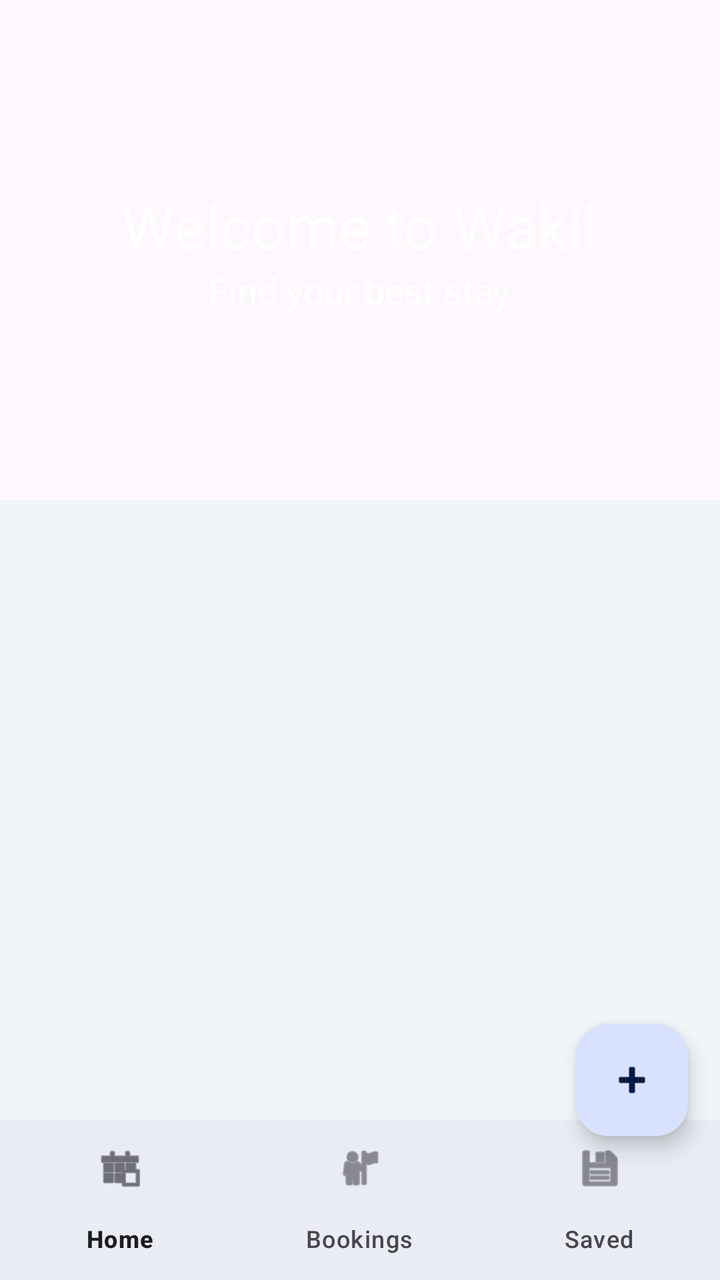
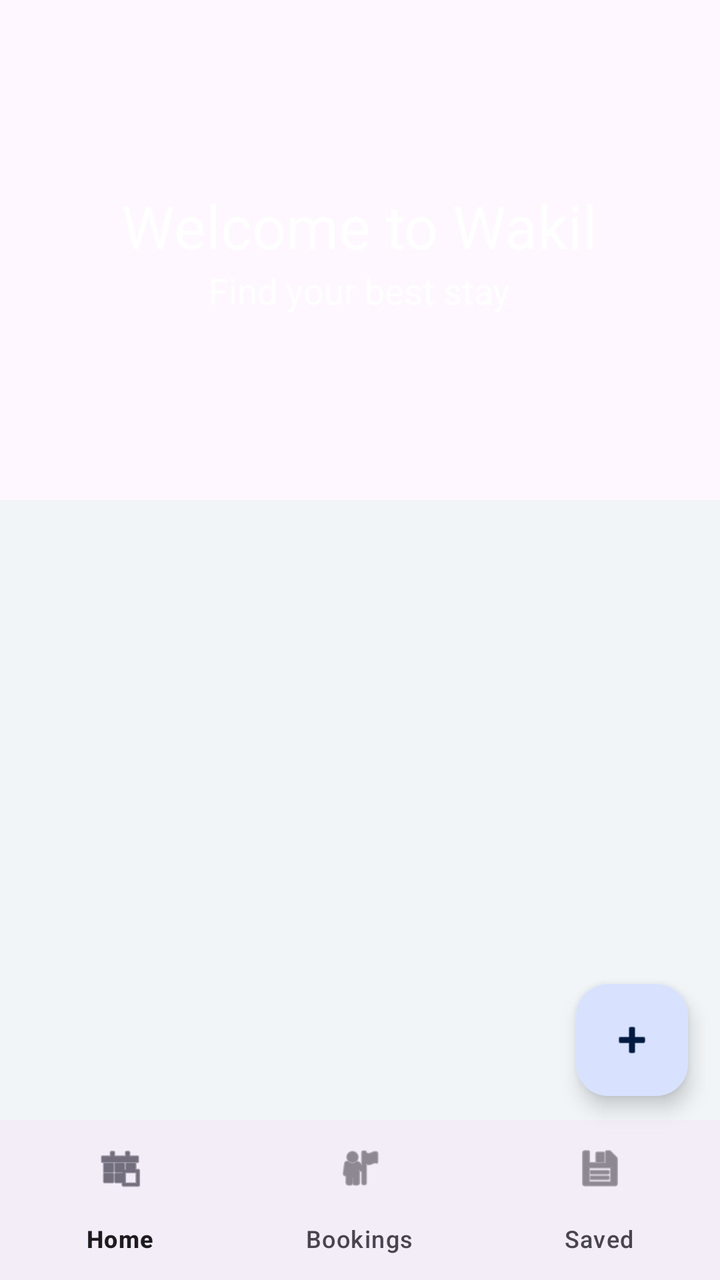

The first picture is an Android layout as it rendered before a commit; the second is the same layout after the commit. The layout source and the unified diff follow.
<!-- AndroidManifest.xml: application theme AppTheme -->
<!-- res/layout/activity_main.xml -->
<?xml version="1.0" encoding="utf-8"?>
<androidx.coordinatorlayout.widget.CoordinatorLayout xmlns:android="http://schemas.android.com/apk/res/android"
    xmlns:app="http://schemas.android.com/apk/res-auto"
    android:id="@+id/main_content"
    android:layout_width="match_parent"
    android:layout_height="match_parent"
    android:background="@android:color/white"
    android:fitsSystemWindows="true">

    <com.google.android.material.appbar.AppBarLayout
        android:id="@+id/appbar"
        android:layout_width="match_parent"
        android:layout_height="@dimen/detail_backdrop_height"
        android:fitsSystemWindows="true"
        android:theme="@style/ThemeOverlay.AppCompat.Dark.ActionBar">

        <com.google.android.material.appbar.CollapsingToolbarLayout
            android:id="@+id/collapsing_toolbar"
            android:layout_width="match_parent"
            android:layout_height="match_parent"
            android:fitsSystemWindows="true"
            app:contentScrim="?attr/colorPrimary"
            app:expandedTitleMarginEnd="64dp"
            app:expandedTitleMarginStart="48dp"
            app:expandedTitleTextAppearance="@android:color/transparent"
            app:layout_scrollFlags="scroll|exitUntilCollapsed">

            <RelativeLayout
                android:layout_width="match_parent"
                android:layout_height="match_parent">

                <ImageView
                    android:id="@+id/backdrop"
                    android:layout_width="match_parent"
                    android:layout_height="match_parent"
                    android:fitsSystemWindows="true"
                    android:scaleType="centerCrop"
                    app:layout_collapseMode="parallax" />

                <LinearLayout
                    android:layout_width="wrap_content"
                    android:layout_height="wrap_content"
                    android:layout_centerInParent="true"
                    android:gravity="center_horizontal"
                    android:orientation="vertical">

                    <TextView
                        android:id="@+id/MyHotels"
                        android:layout_width="wrap_content"
                        android:layout_height="wrap_content"
                        android:text="@string/backdrop_title"
                        android:textColor="@android:color/white"
                        android:textSize="@dimen/backdrop_title" />

                    <TextView
                        android:id="@+id/tv_welcome"
                        android:layout_width="wrap_content"
                        android:layout_height="wrap_content"
                        android:text="@string/backdrop_subtitle"
                        android:textColor="@android:color/white"
                        android:textSize="@dimen/backdrop_subtitle" />

                </LinearLayout>
            </RelativeLayout>

            <androidx.appcompat.widget.Toolbar
                android:id="@+id/toolbar"
                android:layout_width="match_parent"
                android:layout_height="?attr/actionBarSize"
                app:layout_collapseMode="pin"
                app:popupTheme="@style/ThemeOverlay.AppCompat.Light" />

        </com.google.android.material.appbar.CollapsingToolbarLayout>

    </com.google.android.material.appbar.AppBarLayout>

    <include layout="@layout/content_main" />

    <com.google.android.material.floatingactionbutton.FloatingActionButton
        android:id="@+id/fab_add_post"
        android:layout_width="wrap_content"
        android:layout_height="wrap_content"
        android:layout_gravity="bottom|end"
        android:layout_marginEnd="16dp"
        android:layout_marginBottom="72dp"
        app:srcCompat="@android:drawable/ic_input_add" />

    <com.google.android.material.bottomnavigation.BottomNavigationView
        android:id="@+id/bottom_navigation"
        android:layout_width="match_parent"
        android:layout_height="wrap_content"
        android:layout_gravity="bottom"
        android:background="?android:attr/windowBackground"
        app:menu="@menu/bottom_nav_menu" />

</androidx.coordinatorlayout.widget.CoordinatorLayout>
<!-- res/layout/content_main.xml (included above) -->
<?xml version="1.0" encoding="utf-8"?>
<RelativeLayout xmlns:android="http://schemas.android.com/apk/res/android"
    xmlns:app="http://schemas.android.com/apk/res-auto"
    xmlns:tools="http://schemas.android.com/tools"
    android:layout_width="match_parent"
    android:layout_height="match_parent"
    android:background="@color/viewBg"
    android:paddingBottom="56dp"
    app:layout_behavior="@string/appbar_scrolling_view_behavior"
    tools:showIn="@layout/activity_main">

    <androidx.recyclerview.widget.RecyclerView
        android:id="@+id/recycler_view"
        android:layout_width="match_parent"
        android:layout_height="match_parent"
        android:clipToPadding="false"
        android:scrollbars="vertical" />

</RelativeLayout>
<!-- resources referenced by this layout -->
<resources>
  <color name="viewBg">#f1f5f8</color>
  <dimen name="backdrop_subtitle">18dp</dimen>
  <dimen name="backdrop_title">30dp</dimen>
  <dimen name="detail_backdrop_height">250dp</dimen>
  <string name="backdrop_subtitle">Find your best stay</string>
  <string name="backdrop_title">Welcome to Wakil</string>
  <style name="AppTheme" parent="Theme.Material3.Light.NoActionBar">
          
          <item name="colorPrimary">@color/colorPrimary</item>
          <item name="colorOnPrimary">#FFFFFF</item>
          <item name="colorPrimaryContainer">#D8E2FF</item>
          <item name="colorOnPrimaryContainer">#001A41</item>
          <item name="colorSecondary">#565E71</item>
          <item name="colorOnSecondary">#FFFFFF</item>
          <item name="colorAccent">@color/colorAccent</item>
      </style>
  <color name="colorPrimary">#008577</color>
  <color name="colorAccent">#D81B60</color>
</resources>

<!-- the commit's change to res/layout/activity_main.xml (unified diff, before → after) -->
@@ -11,8 +11,7 @@
         android:id="@+id/appbar"
         android:layout_width="match_parent"
         android:layout_height="@dimen/detail_backdrop_height"
-        android:fitsSystemWindows="true"
-        android:theme="@style/ThemeOverlay.AppCompat.Dark.ActionBar">
+        android:fitsSystemWindows="true">
 
         <com.google.android.material.appbar.CollapsingToolbarLayout
             android:id="@+id/collapsing_toolbar"
@@ -23,7 +22,8 @@
             app:expandedTitleMarginEnd="64dp"
             app:expandedTitleMarginStart="48dp"
             app:expandedTitleTextAppearance="@android:color/transparent"
-            app:layout_scrollFlags="scroll|exitUntilCollapsed">
+            app:layout_scrollFlags="scroll|exitUntilCollapsed"
+            app:titleCollapseMode="fade">
 
             <RelativeLayout
                 android:layout_width="match_parent"
@@ -63,12 +63,11 @@
                 </LinearLayout>
             </RelativeLayout>
 
-            <androidx.appcompat.widget.Toolbar
+            <com.google.android.material.appbar.MaterialToolbar
                 android:id="@+id/toolbar"
                 android:layout_width="match_parent"
                 android:layout_height="?attr/actionBarSize"
-                app:layout_collapseMode="pin"
-                app:popupTheme="@style/ThemeOverlay.AppCompat.Light" />
+                app:layout_collapseMode="pin" />
 
         </com.google.android.material.appbar.CollapsingToolbarLayout>
 
@@ -78,11 +77,12 @@
 
     <com.google.android.material.floatingactionbutton.FloatingActionButton
         android:id="@+id/fab_add_post"
+        style="@style/Widget.Material3.FloatingActionButton.Primary"
         android:layout_width="wrap_content"
         android:layout_height="wrap_content"
         android:layout_gravity="bottom|end"
         android:layout_marginEnd="16dp"
-        android:layout_marginBottom="72dp"
+        android:layout_marginBottom="92dp"
         app:srcCompat="@android:drawable/ic_input_add" />
 
     <com.google.android.material.bottomnavigation.BottomNavigationView
@@ -90,7 +90,6 @@
         android:layout_width="match_parent"
         android:layout_height="wrap_content"
         android:layout_gravity="bottom"
-        android:background="?android:attr/windowBackground"
         app:menu="@menu/bottom_nav_menu" />
 
 </androidx.coordinatorlayout.widget.CoordinatorLayout>
